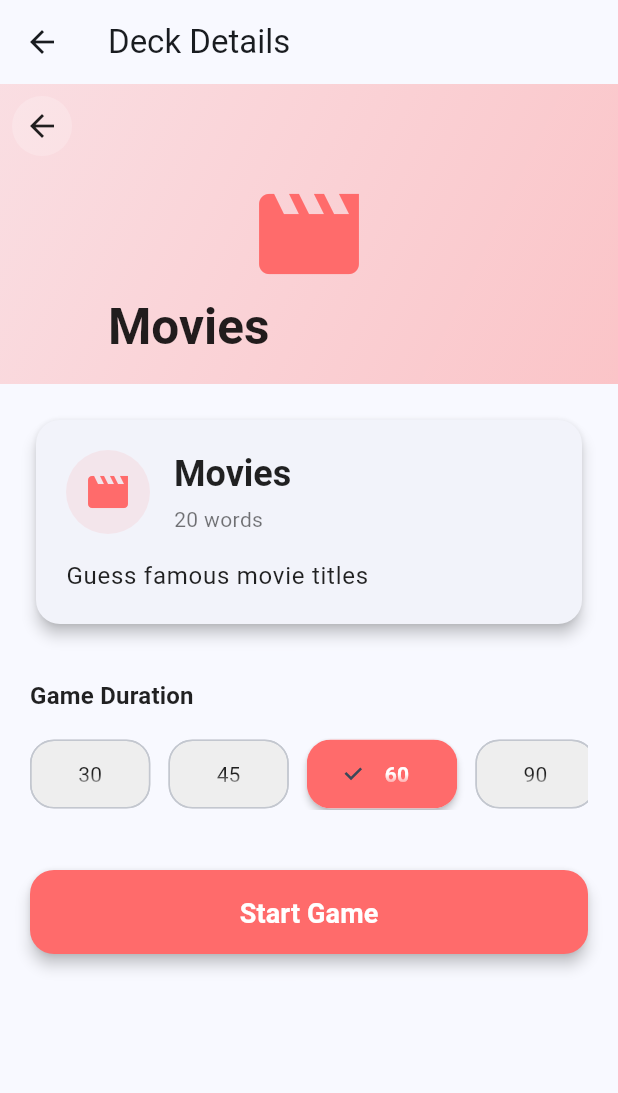
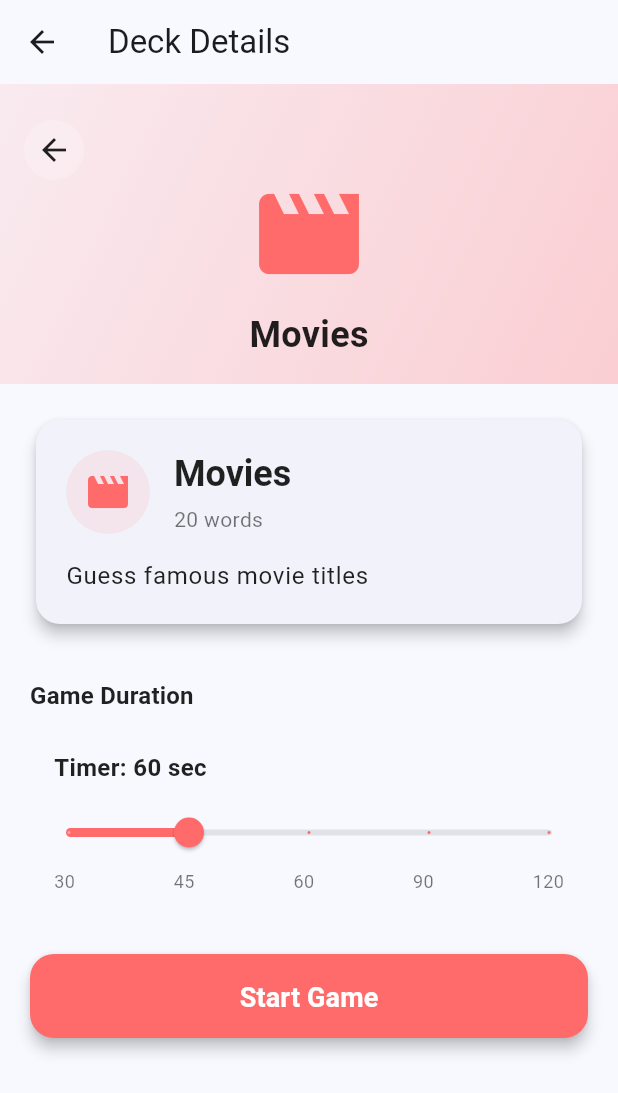
Before and after one commit to mightyshibbu/Guess-India, a Flutter app: the screen it shows after launch, after a tap on "Movies", on a phone screen of 412 x 824 dp. Shown: the top 1093 px of the screen. Run offline on Flutter 3.47's test engine with Material 3 defaults, Android fonts, the light colour scheme and no system bars; our stand-ins replace audioplayers, sensors_plus, share_plus, shared_preferences.

Commit message:
buttons added

```diff
--- a/lib/main.dart
+++ b/lib/main.dart
@@ -6,7 +6,14 @@ import 'package:party_charades/screens/game_screen.dart';
 import 'package:party_charades/screens/results_screen.dart';
 import 'package:party_charades/screens/settings_screen.dart';
 
-void main() {
+import 'package:flutter/services.dart';
+
+void main() async {
+  WidgetsFlutterBinding.ensureInitialized();
+  await SystemChrome.setPreferredOrientations([
+    DeviceOrientation.portraitUp,
+    DeviceOrientation.portraitDown,
+  ]);
   runApp(const PartyCharadesApp());
 }
 
--- a/lib/screens/deck_detail_screen.dart
+++ b/lib/screens/deck_detail_screen.dart
@@ -96,14 +96,38 @@ class _DeckDetailScreenState extends State<DeckDetailScreen> with SingleTickerPr
         title: const Text('Deck Details'),
         elevation: 0,
       ),
-      body: CustomScrollView(
-          slivers: [
-            SliverAppBar(
-              expandedHeight: 200.0,
-              pinned: true,
-              backgroundColor: _deck.color.withOpacity(0.1),
-              elevation: 0,
-              leading: IconButton(
+      body: SafeArea(
+        child: SingleChildScrollView(
+          padding: EdgeInsets.zero,
+          child: Column(
+            crossAxisAlignment: CrossAxisAlignment.stretch,
+            children: [
+              // Deck header (previously SliverAppBar)
+              Container(
+                height: 200.0,
+                decoration: BoxDecoration(
+                  gradient: LinearGradient(
+                    begin: Alignment.topLeft,
+                    end: Alignment.bottomRight,
+                    colors: [
+                      _deck.color.withOpacity(0.1),
+                      _deck.color.withOpacity(0.3),
+                    ],
+                  ),
+                ),
+                child: Stack(
+                  children: [
+                    Center(
+                      child: Icon(
+                        _deck.icon,
+                        size: 80,
+                        color: _deck.color,
+                      ),
+                    ),
+                    Positioned(
+                      top: 16,
+                      left: 8,
+                      child: IconButton(
                         icon: Container(
                           padding: const EdgeInsets.all(8),
                           decoration: BoxDecoration(
@@ -114,37 +138,26 @@ class _DeckDetailScreenState extends State<DeckDetailScreen> with SingleTickerPr
                         ),
                         onPressed: () => Navigator.of(context).pop(),
                       ),
-              flexibleSpace: FlexibleSpaceBar(
-                title: Text(
+                    ),
+                    Positioned(
+                      left: 0,
+                      right: 0,
+                      bottom: 16,
+                      child: Center(
+                        child: Text(
                           _deck.title,
                           style: const TextStyle(
                             color: Colors.black87,
                             fontWeight: FontWeight.bold,
-                  ),
-                ),
-                background: Container(
-                  decoration: BoxDecoration(
-                    gradient: LinearGradient(
-                      begin: Alignment.topLeft,
-                      end: Alignment.bottomRight,
-                      colors: [
-                        _deck.color.withOpacity(0.1),
-                        _deck.color.withOpacity(0.3),
-                      ],
-                    ),
-                  ),
-                  child: Center(
-                    child: Icon(
-                      _deck.icon,
-                      size: 80,
-                      color: _deck.color,
+                            fontSize: 24,
                           ),
                         ),
                       ),
                     ),
+                  ],
                 ),
-            SliverToBoxAdapter(
-              child: AnimatedBuilder(
+              ),
+              AnimatedBuilder(
                 animation: _animationController,
                 builder: (context, child) {
                   return Transform.translate(
@@ -220,9 +233,7 @@ class _DeckDetailScreenState extends State<DeckDetailScreen> with SingleTickerPr
                           ),
                         ),
                       ),
-
                       const SizedBox(height: 32),
-
                       // Duration Selector
                       Text(
                         'Game Duration',
@@ -233,9 +244,7 @@ class _DeckDetailScreenState extends State<DeckDetailScreen> with SingleTickerPr
                       ),
                       const SizedBox(height: 16),
                       _buildDurationSelector(),
-
                       const SizedBox(height: 40),
-
                       // Start Game Button
                       SizedBox(
                         width: double.infinity,
@@ -264,51 +273,61 @@ class _DeckDetailScreenState extends State<DeckDetailScreen> with SingleTickerPr
                   ),
                 ),
               ),
+              const SizedBox(height: 24),
+            ],
           ),
-        ],
+        ),
       ),
     );
   }
 
   Widget _buildDurationSelector() {
-    return SingleChildScrollView(
-      scrollDirection: Axis.horizontal,
+    return Column(
+      crossAxisAlignment: CrossAxisAlignment.start,
+      children: [
+        Padding(
+          padding: const EdgeInsets.symmetric(horizontal: 16.0, vertical: 8.0),
           child: Row(
-        children: _durationOptions.map((duration) {
-          final isSelected = duration == _selectedDuration;
-          return Padding(
-            padding: const EdgeInsets.only(right: 12.0),
-            child: ChoiceChip(
-              label: Text(
-                '$duration\nsec',
-                textAlign: TextAlign.center,
+            mainAxisAlignment: MainAxisAlignment.spaceBetween,
+            children: [
+              Text(
+                'Timer: $_selectedDuration sec',
                 style: TextStyle(
-                  color: isSelected ? Colors.white : Colors.black87,
-                  fontWeight: isSelected ? FontWeight.bold : FontWeight.normal,
+                  fontSize: 16,
+                  fontWeight: FontWeight.bold,
+                  color: Colors.black87,
                 ),
               ),
-              selected: isSelected,
-              onSelected: (selected) {
-                if (selected) {
+            ],
+          ),
+        ),
+        Slider(
+          value: _selectedDuration.toDouble(),
+          min: _durationOptions.first.toDouble(),
+          max: _durationOptions.last.toDouble(),
+          divisions: _durationOptions.length - 1,
+          label: '$_selectedDuration sec',
+          activeColor: _deck.color,
+          onChanged: (double value) {
             setState(() {
-                    _selectedDuration = duration;
+              _selectedDuration = _durationOptions.reduce((a, b) => (value - a).abs() < (value - b).abs() ? a : b);
             });
-                }
           },
-              backgroundColor: Colors.grey[200],
-              selectedColor: _deck.color,
-              padding: const EdgeInsets.symmetric(
-                horizontal: 20,
-                vertical: 12,
         ),
-              shape: RoundedRectangleBorder(
-                borderRadius: BorderRadius.circular(16),
+        Padding(
+          padding: const EdgeInsets.symmetric(horizontal: 16.0),
+          child: Row(
+            mainAxisAlignment: MainAxisAlignment.spaceBetween,
+            children: _durationOptions.map((duration) => Text(
+              '$duration',
+              style: TextStyle(
+                fontSize: 12,
+                color: Colors.black54,
               ),
-              elevation: isSelected ? 2 : 0,
+            )).toList(),
           ),
-          );
-        }).toList(),
         ),
+      ],
     );
   }
 }
--- a/lib/screens/home_screen.dart
+++ b/lib/screens/home_screen.dart
@@ -58,6 +58,34 @@ class HomeScreen extends StatelessWidget {
         icon: Icons.sports_soccer,
         color: const Color(0xFFFFD166),
       ),
+      Deck(
+        id: '7',
+        title: 'Science',
+        description: 'Scientific terms and discoveries',
+        icon: Icons.science,
+        color: const Color(0xFF8E44AD),
+      ),
+      Deck(
+        id: '8',
+        title: 'Geography',
+        description: 'Countries, capitals, and landmarks',
+        icon: Icons.public,
+        color: const Color(0xFF3498DB),
+      ),
+      Deck(
+        id: '9',
+        title: 'Music',
+        description: 'Songs, artists, and instruments',
+        icon: Icons.music_note,
+        color: const Color(0xFF2ECC71),
+      ),
+      Deck(
+        id: '10',
+        title: 'History',
+        description: 'Historical events and figures',
+        icon: Icons.history_edu,
+        color: const Color(0xFFE67E22),
+      ),
     ];
 
     return Scaffold(
@@ -107,12 +135,12 @@ class HomeScreen extends StatelessWidget {
               const SizedBox(height: 24),
               Expanded(
                 child: GridView.builder(
-                  padding: const EdgeInsets.only(bottom: 24),
+                  padding: const EdgeInsets.only(bottom: 8),
                   gridDelegate: SliverGridDelegateWithFixedCrossAxisCount(
                     crossAxisCount: crossAxisCount,
                     childAspectRatio: aspectRatio,
-                    crossAxisSpacing: 16,
-                    mainAxisSpacing: 16,
+                    crossAxisSpacing: 12,
+                    mainAxisSpacing: 12,
                   ),
                   itemCount: decks.length,
                   itemBuilder: (context, index) {
@@ -121,6 +149,17 @@ class HomeScreen extends StatelessWidget {
                   },
                 ),
               ),
+              const SizedBox(height: 16),
+              // Bottom Button Bar
+              Row(
+                mainAxisAlignment: MainAxisAlignment.spaceEvenly,
+                children: [
+                  _HomeBottomButton(label: 'VIP', icon: Icons.star, onTap: () {}),
+                  _HomeBottomButton(label: 'DECK', icon: Icons.layers, onTap: () {}),
+                  _HomeBottomButton(label: 'CUSTOM', icon: Icons.edit, onTap: () {}),
+                ],
+              ),
+              const SizedBox(height: 12),
             ],
           ),
         ),
@@ -143,8 +182,10 @@ class HomeScreen extends StatelessWidget {
             arguments: {'deck': deck},
           );
         },
+        child: SizedBox(
+          height: 150,
           child: Container(
-          padding: const EdgeInsets.all(16),
+            padding: const EdgeInsets.all(10),
             decoration: BoxDecoration(
               color: deck.color.withOpacity(0.1),
               borderRadius: BorderRadius.circular(16),
@@ -153,32 +194,32 @@ class HomeScreen extends StatelessWidget {
               mainAxisAlignment: MainAxisAlignment.center,
               children: [
                 Container(
-                padding: const EdgeInsets.all(12),
+                  padding: const EdgeInsets.all(8),
                   decoration: BoxDecoration(
                     color: deck.color.withOpacity(0.2),
                     shape: BoxShape.circle,
                   ),
                   child: Icon(
                     deck.icon,
-                  size: 32,
+                    size: 28,
                     color: deck.color,
                   ),
                 ),
-              const SizedBox(height: 16),
+                const SizedBox(height: 8),
                 Text(
                   deck.title,
                   style: const TextStyle(
-                  fontSize: 18,
+                    fontSize: 16,
                     fontWeight: FontWeight.bold,
                     color: Colors.black87,
                   ),
                   textAlign: TextAlign.center,
                 ),
-              const SizedBox(height: 8),
+                const SizedBox(height: 4),
                 Text(
                   '${deck.words.length} words',
                   style: const TextStyle(
-                  fontSize: 14,
+                    fontSize: 12,
                     color: Colors.black54,
                   ),
                 ),
@@ -186,6 +227,62 @@ class HomeScreen extends StatelessWidget {
             ),
           ),
         ),
+      ),
     );
   }
 }
+
+
+class _HomeBottomButton extends StatelessWidget {
+  final String label;
+  final IconData icon;
+  final VoidCallback onTap;
+  const _HomeBottomButton({required this.label, required this.icon, required this.onTap});
+
+  @override
+  Widget build(BuildContext context) {
+    return Expanded(
+      child: Padding(
+        padding: const EdgeInsets.symmetric(horizontal: 6.0),
+        child: InkWell(
+          borderRadius: BorderRadius.circular(16),
+          onTap: onTap,
+          splashColor: Theme.of(context).primaryColor.withOpacity(0.2),
+          highlightColor: Colors.transparent,
+          child: Ink(
+            decoration: BoxDecoration(
+              color: Colors.white,
+              borderRadius: BorderRadius.circular(16),
+              boxShadow: [
+                BoxShadow(
+                  color: Colors.grey.withOpacity(0.10),
+                  blurRadius: 8,
+                  offset: const Offset(0, 2),
+                ),
+              ],
+            ),
+            child: Padding(
+              padding: const EdgeInsets.symmetric(vertical: 14.0),
+              child: Column(
+                mainAxisSize: MainAxisSize.min,
+                children: [
+                  Icon(icon, color: Colors.black87, size: 24),
+                  const SizedBox(height: 4),
+                  Text(
+                    label,
+                    style: const TextStyle(
+                      color: Colors.black87,
+                      fontWeight: FontWeight.w600,
+                      fontSize: 14,
+                      letterSpacing: 0.5,
+                    ),
+                  ),
+                ],
+              ),
+            ),
+          ),
+        ),
+      ),
+    );
+  }
+}
```
Also changed, not shown: 115 other files. Lines whose indentation alone changed are shown as unchanged.
